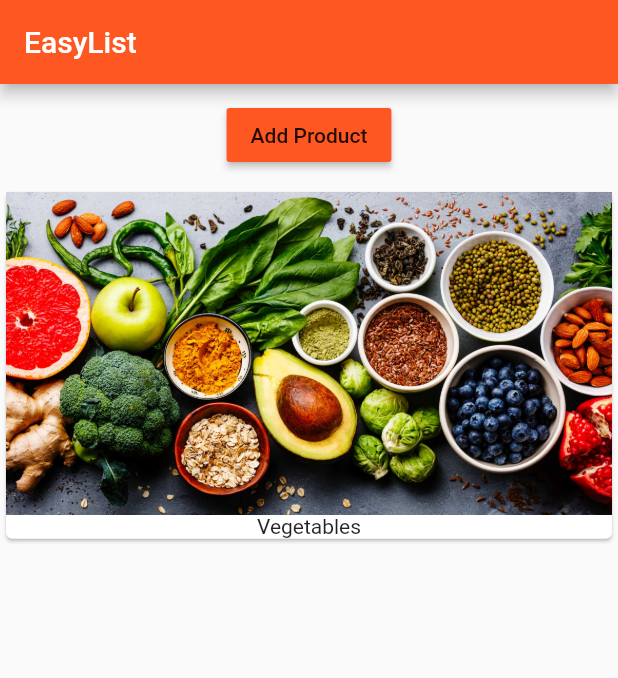
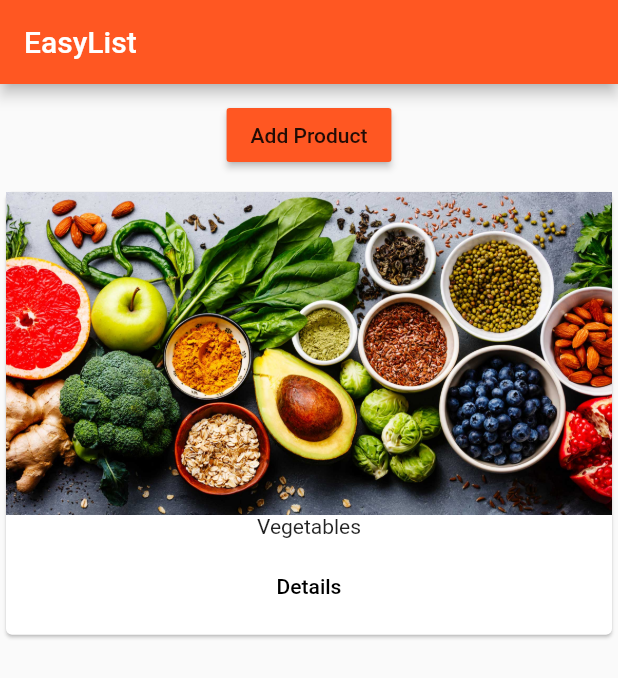
Before and after one commit to SakinaBoriwala21/flutter-course, a Flutter app: the screen it shows after launch, after a tap on "Add Product", on a phone screen of 412 x 824 dp. Shown: the top 678 px of the screen. Run offline on Flutter 3.47's test engine with Material 2 defaults, Android fonts, the phone set to English and light mode, and no system bars.

Commit message:
Add Navigation - Details page and Back button

```diff
--- a/lib/main.dart
+++ b/lib/main.dart
@@ -1,7 +1,7 @@
 import 'package:flutter/material.dart';
 // import 'package:flutter/rendering.dart';
 
-import './product_manager.dart';
+import './pages/home.dart';
 
 void main() {
   // debugPaintSizeEnabled = true;
@@ -20,12 +20,7 @@ class MyApp extends StatelessWidget {
         primarySwatch: Colors.deepOrange,
         accentColor: Colors.deepPurple,
       ),
-      home: Scaffold(
-        appBar: AppBar(
-          title: Text('EasyList'),
-        ),
-        body: ProductManager(),
-      ),
+      home: HomePage(),
     );
   }
 }
--- /dev/null
+++ b/lib/pages/home.dart
@@ -0,0 +1,15 @@
+import 'package:flutter/material.dart';
+
+import '../product_manager.dart';
+
+class HomePage extends StatelessWidget {
+  @override
+  Widget build(BuildContext context) {
+    return Scaffold(
+        appBar: AppBar(
+          title: Text('EasyList'),
+        ),
+        body: ProductManager(),
+      );
+  }
+}
--- a/lib/products.dart
+++ b/lib/products.dart
@@ -1,4 +1,6 @@
 import 'package:flutter/material.dart';
+
+import './pages/product.dart';
 
 class Products extends StatelessWidget {
   final List<String> products;
@@ -12,14 +14,28 @@ class Products extends StatelessWidget {
       child: Column(
         children: <Widget>[
           Image.asset('assets/healthy.jpg'),
-          Text(products[index])
+          Text(products[index]),
+          ButtonBar(
+            alignment: MainAxisAlignment.center,
+            children: <Widget>[
+              FlatButton(
+                child: Text('Details'),
+                onPressed: () => Navigator.push(
+                      context,
+                      MaterialPageRoute(
+                        builder: (BuildContext context) => ProductPage(),
+                      ),
+                    ),
+              )
+            ],
+          )
         ],
       ),
     );
   }
 
   Widget _buildProductList() {
-     Widget productCards;
+    Widget productCards;
     if (products.length > 0) {
       productCards = ListView.builder(
         itemBuilder: _buildProductItem,
```
Also changed, not shown: lib/pages/product.dart (added, +21 -0 lines).
